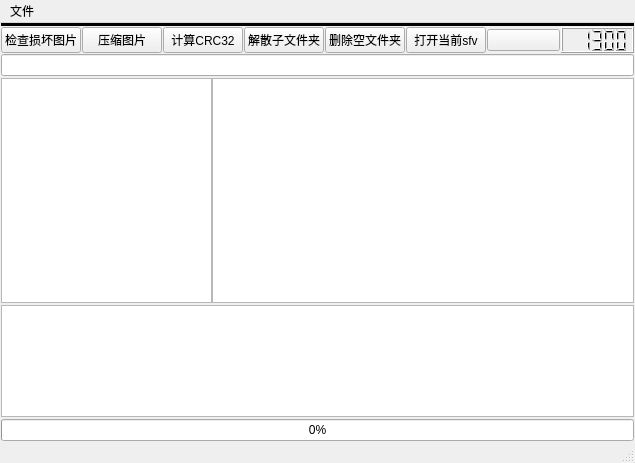
Old version of the form AIO/aio.ui in the repository jlsvhx/jsh-python-toolkit.
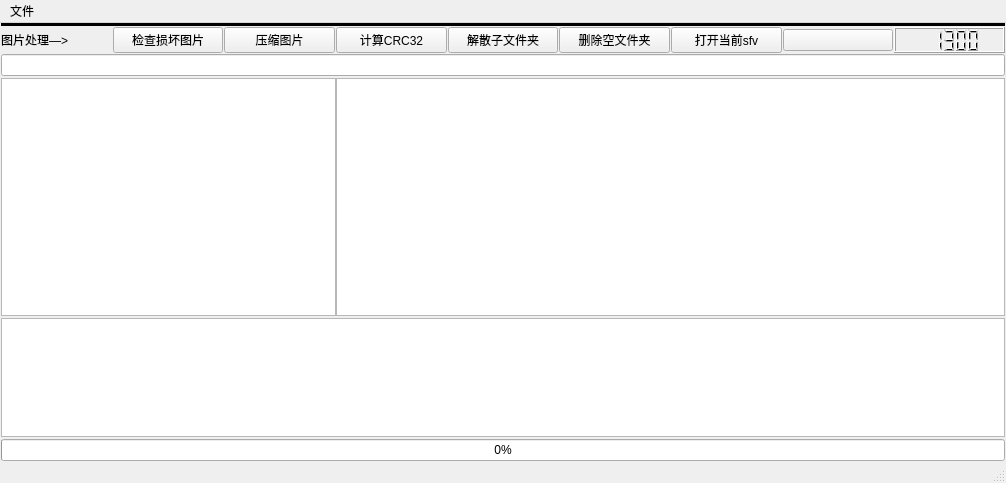
New version of the form.

```diff
--- a/AIO/aio.ui
+++ b/AIO/aio.ui
@@ -6,8 +6,8 @@
    <rect>
     <x>0</x>
     <y>0</y>
-    <width>635</width>
-    <height>463</height>
+    <width>1006</width>
+    <height>483</height>
    </rect>
   </property>
   <property name="sizePolicy">
@@ -55,6 +55,13 @@
       </item>
       <item>
        <layout class="QHBoxLayout" name="horizontalLayout_2">
+        <item>
+         <widget class="QLabel" name="label">
+          <property name="text">
+           <string>图片处理—&gt;</string>
+          </property>
+         </widget>
+        </item>
         <item>
          <widget class="QPushButton" name="pushButton">
           <property name="styleSheet">
@@ -198,7 +205,7 @@
     <rect>
      <x>0</x>
      <y>0</y>
-     <width>635</width>
+     <width>1006</width>
      <height>22</height>
     </rect>
    </property>
```
